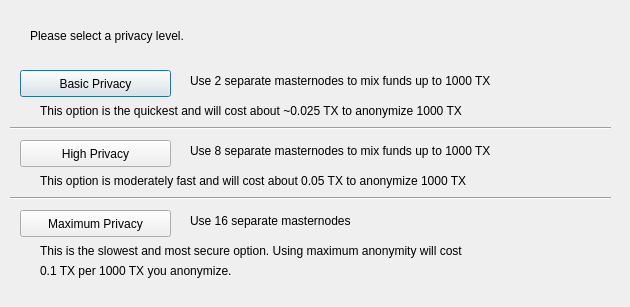
Above: src/qt/forms/darksendconfig.ui from midnight-miner/AmsterdamCoin before the change. Below: the same form after it.
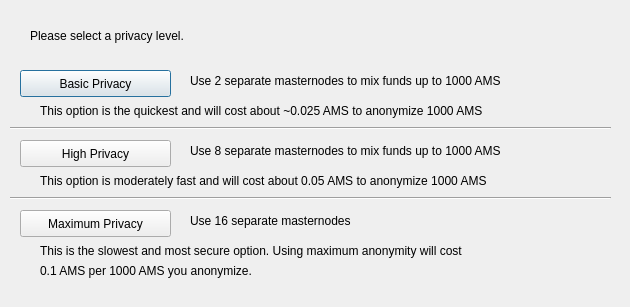
That is the form after the change.

What changed in the file:
```diff
--- a/src/qt/forms/darksendconfig.ui
+++ b/src/qt/forms/darksendconfig.ui
@@ -75,7 +75,7 @@
     </rect>
    </property>
    <property name="text">
-    <string>Use 2 separate masternodes to mix funds up to 1000 TX</string>
+    <string>Use 2 separate masternodes to mix funds up to 1000 AMS</string>
    </property>
   </widget>
   <widget class="QLabel" name="label_3">
@@ -88,7 +88,7 @@
     </rect>
    </property>
    <property name="text">
-    <string>Use 8 separate masternodes to mix funds up to 1000 TX</string>
+    <string>Use 8 separate masternodes to mix funds up to 1000 AMS</string>
    </property>
   </widget>
   <widget class="QLabel" name="label_4">
@@ -114,7 +114,7 @@
     </rect>
    </property>
    <property name="text">
-    <string>This option is the quickest and will cost about ~0.025 TX to anonymize 1000 TX</string>
+    <string>This option is the quickest and will cost about ~0.025 AMS to anonymize 1000 AMS</string>
    </property>
   </widget>
   <widget class="QLabel" name="label_7">
@@ -127,7 +127,7 @@
     </rect>
    </property>
    <property name="text">
-    <string>This option is moderately fast and will cost about 0.05 TX to anonymize 1000 TX</string>
+    <string>This option is moderately fast and will cost about 0.05 AMS to anonymize 1000 AMS</string>
    </property>
   </widget>
   <widget class="QLabel" name="label_8">
@@ -153,7 +153,7 @@
     </rect>
    </property>
    <property name="text">
-    <string>0.1 TX per 1000 TX you anonymize.</string>
+    <string>0.1 AMS per 1000 AMS you anonymize.</string>
    </property>
   </widget>
   <widget class="Line" name="line">
```
